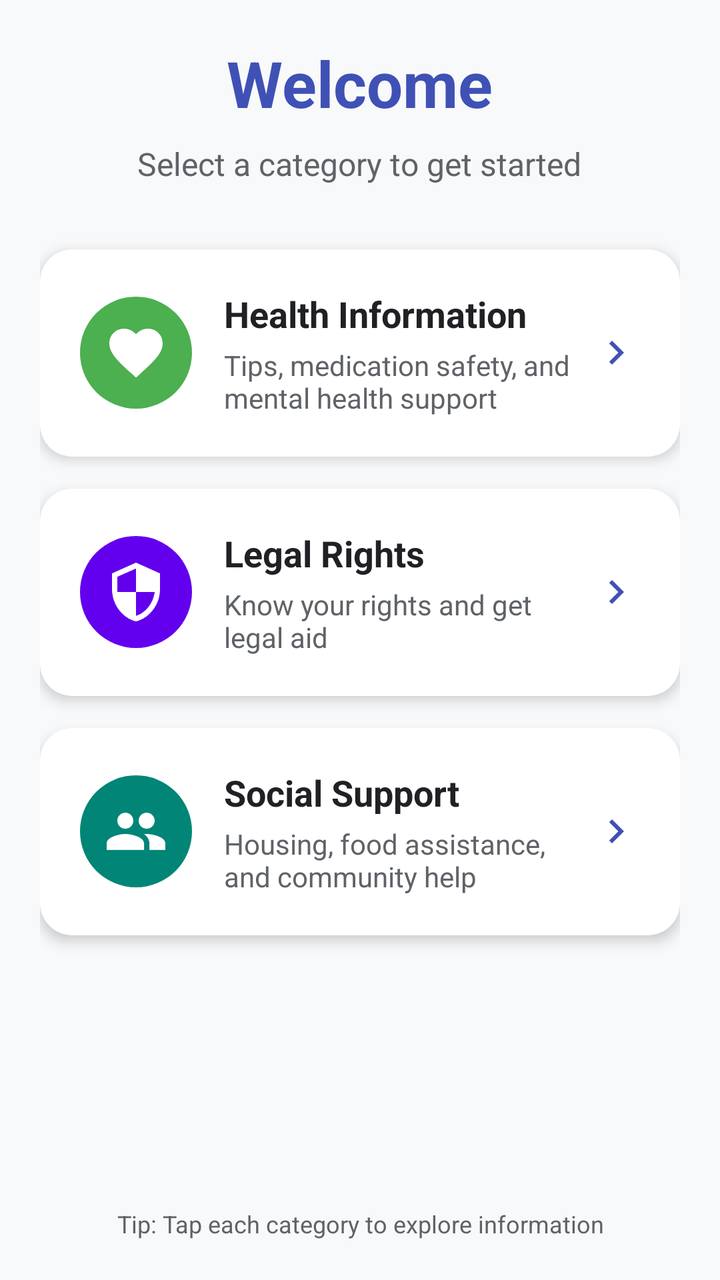
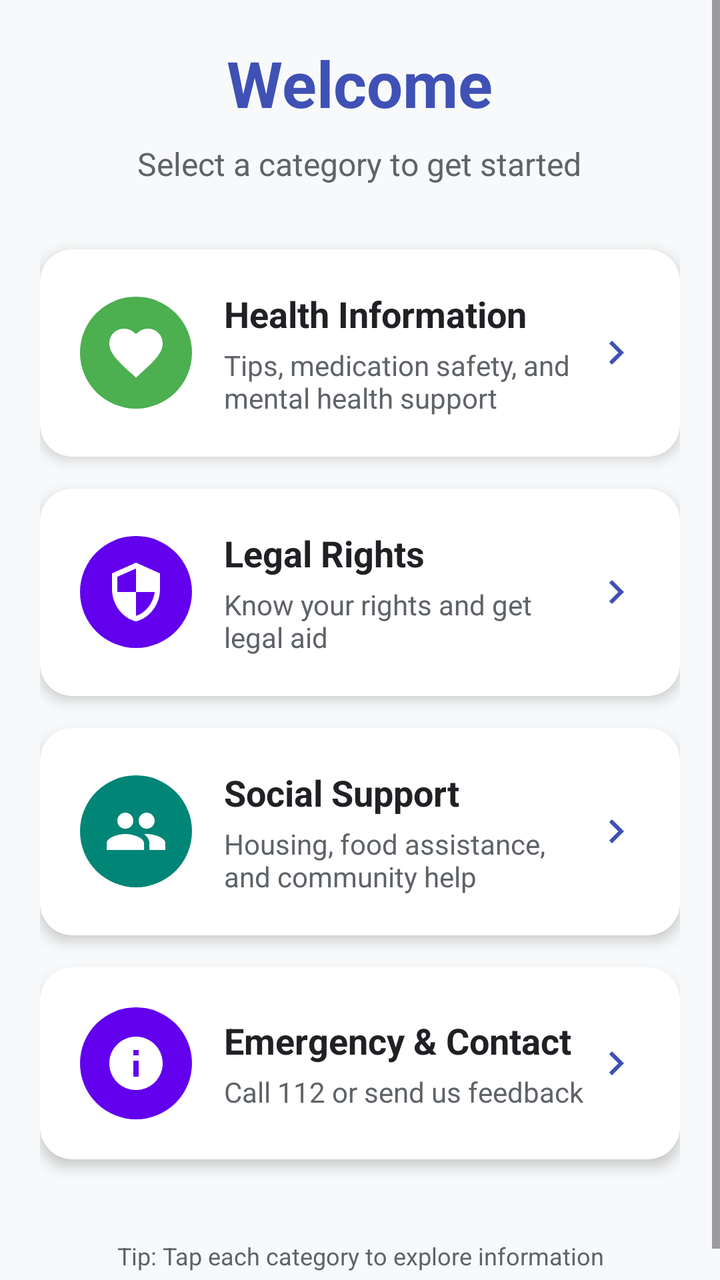

Compare the two renders of this Android layout. The source of the first and the diff that turns it into the second are given below.
<!-- AndroidManifest.xml: activity theme Theme.CMP2004TermProject.NoActionBar -->
<!-- res/layout/activity_home.xml -->
<?xml version="1.0" encoding="utf-8"?>
<ScrollView xmlns:android="http://schemas.android.com/apk/res/android"
    xmlns:app="http://schemas.android.com/apk/res-auto"
    android:layout_width="match_parent"
    android:layout_height="match_parent"
    android:fillViewport="true"
    android:background="@color/md_theme_light_background">

    <LinearLayout
        android:layout_width="match_parent"
        android:layout_height="wrap_content"
        android:orientation="vertical"
        android:padding="20dp">

        <LinearLayout
            android:id="@+id/titleContainer"
            android:layout_width="match_parent"
            android:layout_height="wrap_content"
            android:orientation="vertical"
            android:gravity="center"
            android:layout_marginBottom="32dp">

            <TextView
                android:layout_width="wrap_content"
                android:layout_height="wrap_content"
                android:text="Welcome"
                android:textSize="32sp"
                android:textStyle="bold"
                android:textColor="@color/md_theme_light_primary" />

            <TextView
                android:layout_width="wrap_content"
                android:layout_height="wrap_content"
                android:text="Select a category to get started"
                android:textSize="16sp"
                android:textColor="@color/text_secondary"
                android:layout_marginTop="8dp" />
        </LinearLayout>

        <androidx.cardview.widget.CardView
            android:id="@+id/cardHealth"
            android:layout_width="match_parent"
            android:layout_height="wrap_content"
            android:layout_marginBottom="16dp"
            app:cardCornerRadius="16dp"
            app:cardElevation="4dp"
            app:cardBackgroundColor="@color/white"
            android:clickable="true"
            android:focusable="true">

            <LinearLayout
                android:layout_width="match_parent"
                android:layout_height="wrap_content"
                android:orientation="horizontal"
                android:padding="20dp"
                android:gravity="center_vertical">

                <ImageView
                    android:layout_width="56dp"
                    android:layout_height="56dp"
                    android:src="@drawable/ic_health"
                    android:background="@drawable/circle_background_green"
                    android:padding="12dp"
                    android:contentDescription="Health icon" />

                <LinearLayout
                    android:layout_width="0dp"
                    android:layout_height="wrap_content"
                    android:layout_weight="1"
                    android:orientation="vertical"
                    android:layout_marginStart="16dp">

                    <TextView
                        android:layout_width="wrap_content"
                        android:layout_height="wrap_content"
                        android:text="Health Information"
                        android:textSize="18sp"
                        android:textStyle="bold"
                        android:textColor="@color/text_primary" />

                    <TextView
                        android:layout_width="wrap_content"
                        android:layout_height="wrap_content"
                        android:text="Tips, medication safety, and mental health support"
                        android:textSize="14sp"
                        android:textColor="@color/text_secondary"
                        android:layout_marginTop="4dp" />
                </LinearLayout>

                <ImageView
                    android:layout_width="24dp"
                    android:layout_height="24dp"
                    android:src="@drawable/ic_arrow_right"
                    android:tint="@color/md_theme_light_primary"
                    android:contentDescription="Go" />
            </LinearLayout>
        </androidx.cardview.widget.CardView>

        <androidx.cardview.widget.CardView
            android:id="@+id/cardLegal"
            android:layout_width="match_parent"
            android:layout_height="wrap_content"
            android:layout_marginBottom="16dp"
            app:cardCornerRadius="16dp"
            app:cardElevation="4dp"
            app:cardBackgroundColor="@color/white"
            android:clickable="true"
            android:focusable="true">

            <LinearLayout
                android:layout_width="match_parent"
                android:layout_height="wrap_content"
                android:orientation="horizontal"
                android:padding="20dp"
                android:gravity="center_vertical">

                <ImageView
                    android:layout_width="56dp"
                    android:layout_height="56dp"
                    android:src="@drawable/ic_legal"
                    android:background="@drawable/circle_background_purple"
                    android:padding="12dp"
                    android:contentDescription="Legal icon" />

                <LinearLayout
                    android:layout_width="0dp"
                    android:layout_height="wrap_content"
                    android:layout_weight="1"
                    android:orientation="vertical"
                    android:layout_marginStart="16dp">

                    <TextView
                        android:layout_width="wrap_content"
                        android:layout_height="wrap_content"
                        android:text="Legal Rights"
                        android:textSize="18sp"
                        android:textStyle="bold"
                        android:textColor="@color/text_primary" />

                    <TextView
                        android:layout_width="wrap_content"
                        android:layout_height="wrap_content"
                        android:text="Know your rights and get legal aid"
                        android:textSize="14sp"
                        android:textColor="@color/text_secondary"
                        android:layout_marginTop="4dp" />
                </LinearLayout>

                <ImageView
                    android:layout_width="24dp"
                    android:layout_height="24dp"
                    android:src="@drawable/ic_arrow_right"
                    android:tint="@color/md_theme_light_primary"
                    android:contentDescription="Go" />
            </LinearLayout>
        </androidx.cardview.widget.CardView>

        <androidx.cardview.widget.CardView
            android:id="@+id/cardSocial"
            android:layout_width="match_parent"
            android:layout_height="wrap_content"
            android:layout_marginBottom="16dp"
            app:cardCornerRadius="16dp"
            app:cardElevation="4dp"
            app:cardBackgroundColor="@color/white"
            android:clickable="true"
            android:focusable="true">

            <LinearLayout
                android:layout_width="match_parent"
                android:layout_height="wrap_content"
                android:orientation="horizontal"
                android:padding="20dp"
                android:gravity="center_vertical">

                <ImageView
                    android:layout_width="56dp"
                    android:layout_height="56dp"
                    android:src="@drawable/ic_social"
                    android:background="@drawable/circle_background_teal"
                    android:padding="12dp"
                    android:contentDescription="Social icon" />

                <LinearLayout
                    android:layout_width="0dp"
                    android:layout_height="wrap_content"
                    android:layout_weight="1"
                    android:orientation="vertical"
                    android:layout_marginStart="16dp">

                    <TextView
                        android:layout_width="wrap_content"
                        android:layout_height="wrap_content"
                        android:text="Social Support"
                        android:textSize="18sp"
                        android:textStyle="bold"
                        android:textColor="@color/text_primary" />

                    <TextView
                        android:layout_width="wrap_content"
                        android:layout_height="wrap_content"
                        android:text="Housing, food assistance, and community help"
                        android:textSize="14sp"
                        android:textColor="@color/text_secondary"
                        android:layout_marginTop="4dp" />
                </LinearLayout>

                <ImageView
                    android:layout_width="24dp"
                    android:layout_height="24dp"
                    android:src="@drawable/ic_arrow_right"
                    android:tint="@color/md_theme_light_primary"
                    android:contentDescription="Go" />
            </LinearLayout>
        </androidx.cardview.widget.CardView>

        <View
            android:layout_width="match_parent"
            android:layout_height="0dp"
            android:layout_weight="1" />

        <TextView
            android:layout_width="match_parent"
            android:layout_height="wrap_content"
            android:text="Tip: Tap each category to explore information"
            android:textSize="12sp"
            android:textColor="@color/text_secondary"
            android:textAlignment="center"
            android:layout_marginTop="24dp" />

    </LinearLayout>
</ScrollView>
<!-- resources referenced by this layout -->
<resources>
  <color name="md_theme_light_background">#F8F9FA</color>
  <color name="md_theme_light_primary">#3F51B5</color>
  <color name="text_primary">#202124</color>
  <color name="text_secondary">#5F6368</color>
  <color name="white">#FFFFFF</color>
  <!-- drawable circle_background_green (drawable) -->
  <?xml version="1.0" encoding="utf-8"?>
  <shape xmlns:android="http://schemas.android.com/apk/res/android"
      android:shape="oval">
      <solid android:color="#4CAF50" />
  </shape>
  <!-- drawable circle_background_purple (drawable) -->
  <?xml version="1.0" encoding="utf-8"?>
  <shape xmlns:android="http://schemas.android.com/apk/res/android"
      android:shape="oval">
      <solid android:color="#6200EE" />
  </shape>
  <!-- drawable circle_background_teal (drawable) -->
  <?xml version="1.0" encoding="utf-8"?>
  <shape xmlns:android="http://schemas.android.com/apk/res/android"
      android:shape="oval">
      <solid android:color="#008577" />
  </shape>
  <!-- drawable ic_arrow_right (drawable) -->
  <?xml version="1.0" encoding="utf-8"?>
  <vector xmlns:android="http://schemas.android.com/apk/res/android"
      android:width="24dp"
      android:height="24dp"
      android:viewportWidth="24"
      android:viewportHeight="24">
      <path
          android:fillColor="#757575"
          android:pathData="M10,6L8.59,7.41 13.17,12l-4.58,4.59L10,18l6,-6z"/>
  </vector>
  <!-- drawable ic_health (drawable) -->
  <?xml version="1.0" encoding="utf-8"?>
  <vector xmlns:android="http://schemas.android.com/apk/res/android"
      android:width="24dp"
      android:height="24dp"
      android:viewportWidth="24"
      android:viewportHeight="24">
      <path
          android:fillColor="#FFFFFF"
          android:pathData="M12,21.35l-1.45,-1.32C5.4,15.36 2,12.28 2,8.5 2,5.42 4.42,3 7.5,3c1.74,0 3.41,0.81 4.5,2.09C13.09,3.81 14.76,3 16.5,3 19.58,3 22,5.42 22,8.5c0,3.78 -3.4,6.86 -8.55,11.54L12,21.35z"/>
  </vector>
  <!-- drawable ic_legal (drawable) -->
  <?xml version="1.0" encoding="utf-8"?>
  <vector xmlns:android="http://schemas.android.com/apk/res/android"
      android:width="24dp"
      android:height="24dp"
      android:viewportWidth="24"
      android:viewportHeight="24">
      <path
          android:fillColor="#FFFFFF"
          android:pathData="M12,1L3,5v6c0,5.55 3.84,10.74 9,12 5.16,-1.26 9,-6.45 9,-12V5l-9,-4zM12,11.99h7c-0.53,4.12 -3.28,7.79 -7,8.94V12H5V6.3l7,-3.11v8.8z"/>
  </vector>
  <style name="Theme.CMP2004TermProject.NoActionBar" parent="Theme.CMP2004TermProject">
          <item name="windowActionBar">false</item>
          <item name="windowNoTitle">true</item>
          <item name="android:windowEnterAnimation">@anim/slide_in_right</item>
          <item name="android:windowExitAnimation">@anim/slide_out_left</item>
      </style>
  <color name="md_theme_light_onPrimary">#FFFFFF</color>
  <color name="md_theme_light_primaryContainer">#E0E8F9</color>
  <color name="md_theme_light_onPrimaryContainer">#0B1B60</color>
  <color name="md_theme_light_secondary">#039BE5</color>
  <color name="md_theme_light_onSecondary">#FFFFFF</color>
  <color name="md_theme_light_secondaryContainer">#CBE6FF</color>
  <color name="md_theme_light_onSecondaryContainer">#001E30</color>
  <color name="md_theme_light_surface">#FFFFFF</color>
  <color name="md_theme_light_onSurface">#1A1C1E</color>
  <!-- unchanged entries left out for length: 2 -->
</resources>

<!-- the commit's change to res/layout/activity_home.xml (unified diff, before → after) -->
@@ -214,6 +214,65 @@
             </LinearLayout>
         </androidx.cardview.widget.CardView>
 
+        <androidx.cardview.widget.CardView
+            android:id="@+id/cardEmergency"
+            android:layout_width="match_parent"
+            android:layout_height="wrap_content"
+            android:layout_marginBottom="16dp"
+            app:cardCornerRadius="16dp"
+            app:cardElevation="4dp"
+            app:cardBackgroundColor="@color/white"
+            android:clickable="true"
+            android:focusable="true">
+
+            <LinearLayout
+                android:layout_width="match_parent"
+                android:layout_height="wrap_content"
+                android:orientation="horizontal"
+                android:padding="20dp"
+                android:gravity="center_vertical">
+
+                <ImageView
+                    android:layout_width="56dp"
+                    android:layout_height="56dp"
+                    android:src="@drawable/ic_info"
+                    android:background="@drawable/circle_background_purple"
+                    android:padding="12dp"
+                    android:contentDescription="Emergency icon" />
+
+                <LinearLayout
+                    android:layout_width="0dp"
+                    android:layout_height="wrap_content"
+                    android:layout_weight="1"
+                    android:orientation="vertical"
+                    android:layout_marginStart="16dp">
+
+                    <TextView
+                        android:layout_width="wrap_content"
+                        android:layout_height="wrap_content"
+                        android:text="Emergency &amp; Contact"
+                        android:textSize="18sp"
+                        android:textStyle="bold"
+                        android:textColor="@color/text_primary" />
+
+                    <TextView
+                        android:layout_width="wrap_content"
+                        android:layout_height="wrap_content"
+                        android:text="Call 112 or send us feedback"
+                        android:textSize="14sp"
+                        android:textColor="@color/text_secondary"
+                        android:layout_marginTop="4dp" />
+                </LinearLayout>
+
+                <ImageView
+                    android:layout_width="24dp"
+                    android:layout_height="24dp"
+                    android:src="@drawable/ic_arrow_right"
+                    android:tint="@color/md_theme_light_primary"
+                    android:contentDescription="Go" />
+            </LinearLayout>
+        </androidx.cardview.widget.CardView>
+
         <View
             android:layout_width="match_parent"
             android:layout_height="0dp"
<!-- resource entries referenced after the edit -->
@@ -45,6 +45,17 @@
           android:fillColor="#FFFFFF"
           android:pathData="M12,21.35l-1.45,-1.32C5.4,15.36 2,12.28 2,8.5 2,5.42 4.42,3 7.5,3c1.74,0 3.41,0.81 4.5,2.09C13.09,3.81 14.76,3 16.5,3 19.58,3 22,5.42 22,8.5c0,3.78 -3.4,6.86 -8.55,11.54L12,21.35z"/>
   </vector>
+  <!-- drawable ic_info (drawable) -->
+  <?xml version="1.0" encoding="utf-8"?>
+  <vector xmlns:android="http://schemas.android.com/apk/res/android"
+      android:width="24dp"
+      android:height="24dp"
+      android:viewportWidth="24"
+      android:viewportHeight="24">
+      <path
+          android:fillColor="#FFFFFF"
+          android:pathData="M12,2C6.48,2 2,6.48 2,12s4.48,10 10,10 10,-4.48 10,-10S17.52,2 12,2zM13,17h-2v-6h2v6zM13,9h-2V7h2v2z"/>
+  </vector>
   <!-- drawable ic_legal (drawable) -->
   <?xml version="1.0" encoding="utf-8"?>
   <vector xmlns:android="http://schemas.android.com/apk/res/android"
